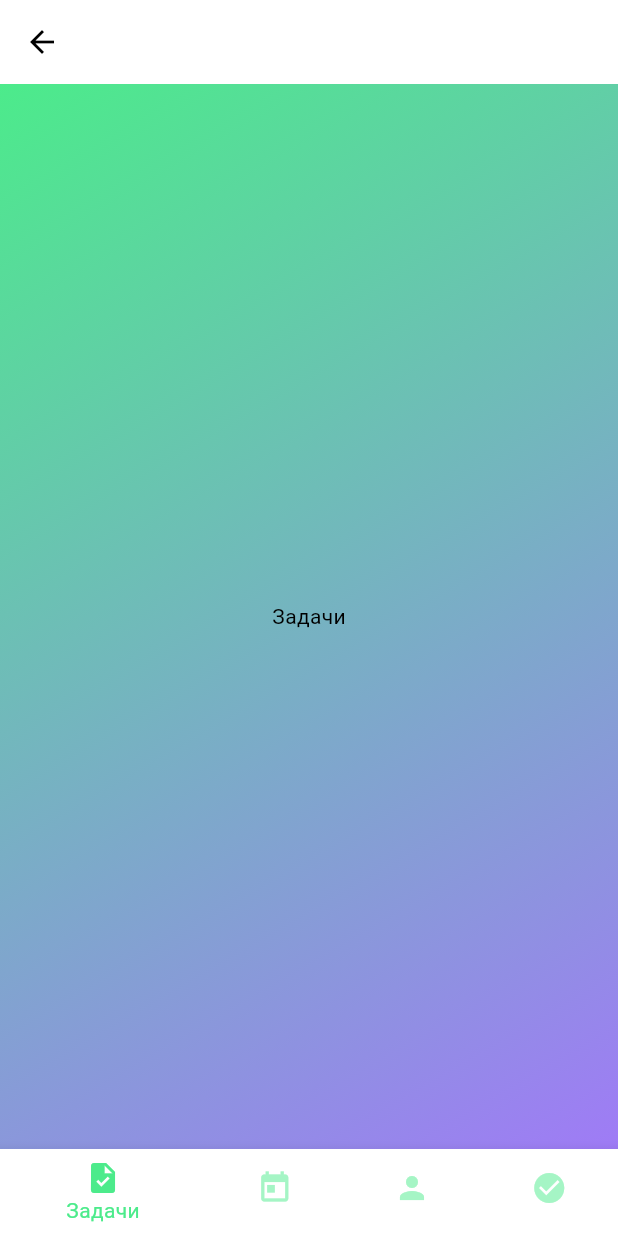
After one commit to Elena-A-Smirnova/myreposit111, a Flutter app: the MainPage screen opened directly, on a phone screen of 412 x 824 dp. The commit adds this screen. Run offline on Flutter 3.47's test engine with Material 3 defaults, Android fonts, the phone set to English and light mode, and no system bars.

Commit message:
main page

```diff
--- /dev/null
+++ b/lib/pages/main_page.dart
@@ -0,0 +1,78 @@
+import 'package:flutter/material.dart';
+import 'package:zc_dodiddone/theme/theme.dart';
+
+class MainPage extends StatefulWidget {
+  const MainPage({Key? key}) : super(key: key);
+
+  @override
+  State<MainPage> createState() => _MainPageState();
+}
+
+class _MainPageState extends State<MainPage> {
+  int _selectedIndex = 0;
+
+  // Константа для опций виджетов
+  static const List<Widget> _widgetOptions = <Widget>[
+    Text('Задачи'),
+    Text('Сегодня'),
+    Text('Профиль'),
+    Text('Выполнено'),
+  ];
+
+  // Метод обработки нажатий на элементы навигации
+  void _onItemTapped(int index) {
+    setState(() {
+      _selectedIndex = index;
+    });
+  }
+
+  @override
+  Widget build(BuildContext context) {
+    return Scaffold(
+      appBar: AppBar(
+        backgroundColor: Colors.transparent, // Прозрачный AppBar
+        elevation: 0, // Убираем тень
+      ),
+      body: Container(
+        decoration: BoxDecoration(
+          gradient: LinearGradient(
+            begin: Alignment.topLeft,
+            end: Alignment.bottomRight,
+            colors: [
+              DoDidDoneTheme.lightTheme.colorScheme.secondary,
+              DoDidDoneTheme.lightTheme.colorScheme.primary,
+            ],
+          ),
+        ),
+        child: Center(
+          child: _widgetOptions.elementAt(_selectedIndex),
+        ),
+      ),
+      bottomNavigationBar: BottomNavigationBar(
+        items: const <BottomNavigationBarItem>[
+          BottomNavigationBarItem(
+            icon: Icon(Icons.task),
+            label: 'Задачи',
+          ),
+          BottomNavigationBarItem(
+            icon: Icon(Icons.today),
+            label: 'Сегодня',
+          ),
+          BottomNavigationBarItem(
+            icon: Icon(Icons.person),
+            label: 'Профиль',
+          ),
+          BottomNavigationBarItem(
+            icon: Icon(Icons.check_circle),
+            label: 'Выполнено',
+          ),
+        ],
+        currentIndex: _selectedIndex,
+        onTap: _onItemTapped,
+        backgroundColor: Colors.transparent, // Цвет фона BottomNavigationBar
+        selectedItemColor: DoDidDoneTheme.lightTheme.colorScheme.secondary, // Цвет выбранного элемента
+        unselectedItemColor: Color(0xFF4CEB8B).withOpacity(0.5), // Цвет невыбранного элемента
+      ),
+    );
+  }
+}
--- a/lib/theme/theme.dart
+++ b/lib/theme/theme.dart
@@ -21,7 +21,14 @@ class DoDidDoneTheme {
         textStyle: MaterialStateProperty.all(
           const TextStyle(color: Colors.white), // Set text color to white
         ),
+        shadowColor: MaterialStateProperty.all(Colors.grey[400]), // Light gray shadow color
+        elevation: MaterialStateProperty.all(5), // Adjust elevation for shadow size
       ),
+    ),
+    bottomNavigationBarTheme: BottomNavigationBarThemeData(
+      backgroundColor: Color(0xFF9F7BF6), // Цвет фона BottomNavigationBar
+      selectedItemColor: const Color(0xFF4CEB8B), // Цвет выбранного элемента
+      unselectedItemColor: Color(0xFF4CEB8B).withOpacity(0.5), // Цвет невыбранного элемента
     ),
   );
 }
```
Also changed, not shown: 1 other file.
